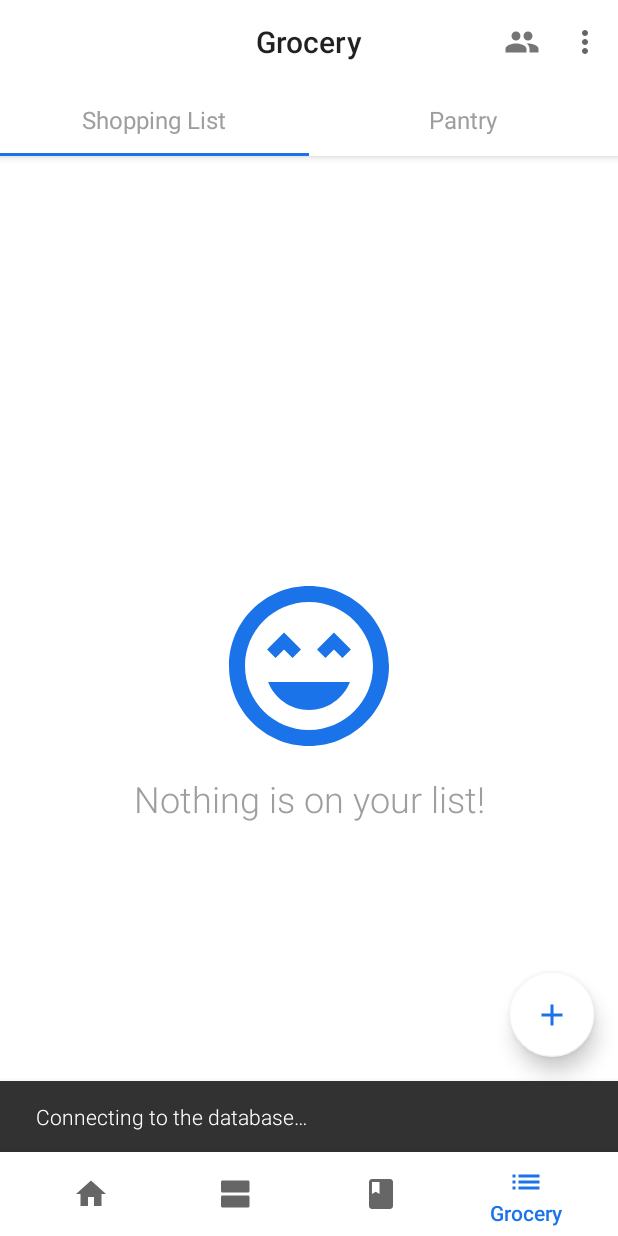
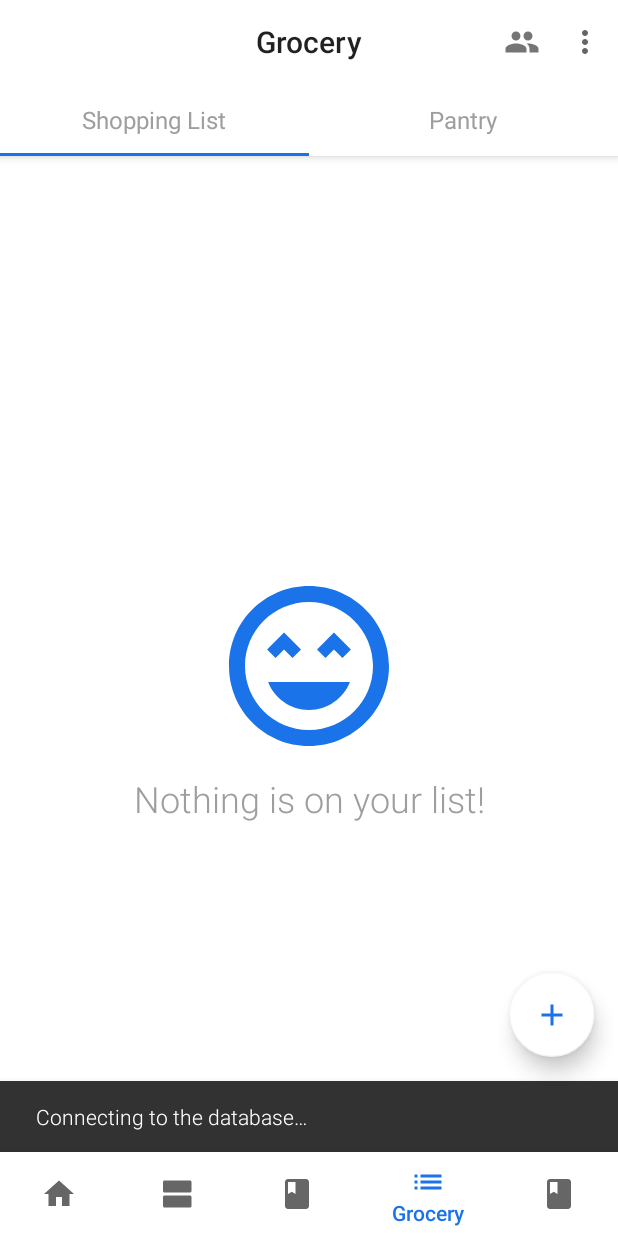
Before and after one commit to emilyhilbig/espresso-labs, an Android app: the MainActivity screen opened directly, with no data from a screen before it, item 4 of the bottom bar chosen, on a phone screen of 412 x 824 dp. Run offline under Robolectric (Android 15) with nearby library versions, the light colour scheme and no system bars; our stand-ins replace Firebase (no records; nobody signed in at launch, a user with empty details on screens opened directly); libraries missing offline, so code that uses them is left out: az.plainpie, com.prolificinteractive.materialcalendarview; network calls fail; pictures from the network do not load; 2 statements that could not run were skipped.

Commit message:
add profile menu

```diff
--- a/app/src/main/java/espressolabs/meala/MainActivity.java
+++ b/app/src/main/java/espressolabs/meala/MainActivity.java
@@ -59,6 +59,7 @@ public class MainActivity extends AppCompatActivity
     Fragment plannerFragment;
     Fragment recipesFragment;
     Fragment groceryFragment;
+    Fragment profileFragment;
 
     @Override
     protected void onCreate(Bundle savedInstanceState) {
@@ -78,6 +79,7 @@ public class MainActivity extends AppCompatActivity
         plannerFragment = new PlannerFragment();
         recipesFragment = new RecipeFragment();
         groceryFragment = new GroceryFragment();
+        profileFragment = new ProfileFragment();
 
         // Start with homeFragment
         fragmentManager.beginTransaction().add(R.id.fragment_container, homeFragment).commit();
@@ -103,6 +105,9 @@ public class MainActivity extends AppCompatActivity
                             break;
                         case R.id.navigation_grocery:
                             mCurFragment = groceryFragment;
+                            break;
+                        case R.id.navigation_profile:
+                            mCurFragment = profileFragment;
                             break;
                     }
 
--- /dev/null
+++ b/app/src/main/java/espressolabs/meala/ProfileFragment.java
@@ -0,0 +1,75 @@
+package espressolabs.meala;
+
+import android.os.Bundle;
+import android.support.annotation.NonNull;
+import android.support.design.widget.TabLayout;
+import android.support.v4.app.Fragment;
+import android.support.v4.app.FragmentManager;
+import android.support.v4.app.FragmentPagerAdapter;
+import android.support.v4.view.ViewPager;
+import android.support.v7.app.AppCompatActivity;
+import android.support.v7.widget.Toolbar;
+import android.view.LayoutInflater;
+import android.view.Menu;
+import android.view.MenuInflater;
+import android.view.View;
+import android.view.ViewGroup;
+import android.widget.TextView;
+
+import java.util.ArrayList;
+import java.util.List;
+/**
+ * A simple {@link Fragment} subclass.
+ * Use the {@link ProfileFragment#newInstance} factory method to
+ * create an instance of this fragment.
+ */
+public class ProfileFragment extends Fragment {
+    // TODO: Rename parameter arguments, choose names that match
+    // the fragment initialization parameters, e.g. ARG_ITEM_NUMBER
+    private static final String ARG_PARAM1 = "param1";
+    private static final String ARG_PARAM2 = "param2";
+
+    // TODO: Rename and change types of parameters
+    private String mParam1;
+    private String mParam2;
+
+
+    public ProfileFragment() {
+        // Required empty public constructor
+    }
+
+    /**
+     * Use this factory method to create a new instance of
+     * this fragment using the provided parameters.
+     *
+     * @param param1 Parameter 1.
+     * @param param2 Parameter 2.
+     * @return A new instance of fragment HomeFragment.
+     */
+    // TODO: Rename and change types and number of parameters
+    public static HomeFragment newInstance(String param1, String param2) {
+        HomeFragment fragment = new HomeFragment();
+        Bundle args = new Bundle();
+        args.putString(ARG_PARAM1, param1);
+        args.putString(ARG_PARAM2, param2);
+        fragment.setArguments(args);
+        return fragment;
+    }
+
+    @Override
+    public void onCreate(Bundle savedInstanceState) {
+        super.onCreate(savedInstanceState);
+        if (getArguments() != null) {
+            mParam1 = getArguments().getString(ARG_PARAM1);
+            mParam2 = getArguments().getString(ARG_PARAM2);
+        }
+    }
+
+    @Override
+    public View onCreateView(@NonNull LayoutInflater inflater, ViewGroup container,
+                             Bundle savedInstanceState) {
+        // Inflate the layout for this fragment
+        return inflater.inflate(R.layout.fragment_home, container, false);
+    }
+
+}
--- a/app/src/main/res/menu/navigation.xml
+++ b/app/src/main/res/menu/navigation.xml
@@ -20,4 +20,9 @@
         android:icon="@drawable/ic_list_black_24dp"
         android:title="@string/title_grocery" />
 
+    <item
+        android:id="@+id/navigation_profile"
+        android:icon="@drawable/ic_book_black_24dp"
+        android:title="Profile" />
+
 </menu>
```
